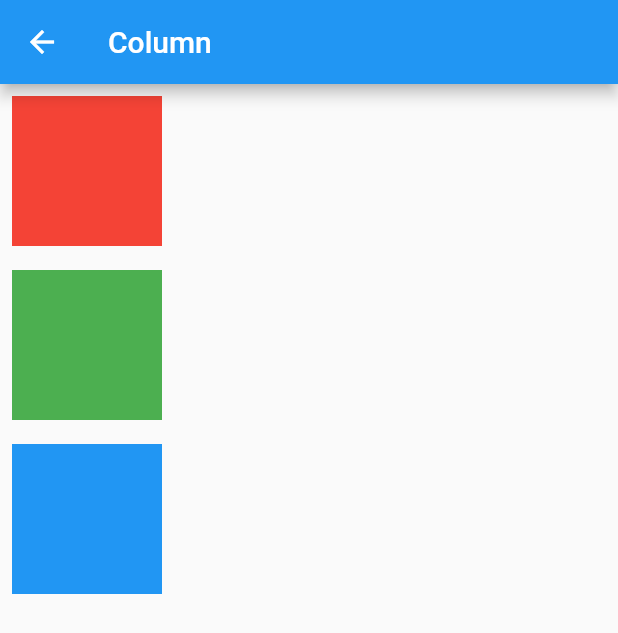
After one commit to karais89/flutter_survival_coding, a Flutter app: the MultiMenu screen opened directly, after a tap on "Column", on a phone screen of 412 x 824 dp. The commit adds this screen. Shown: the top 633 px of the screen. Run offline on Flutter 3.47's test engine with Material 2 defaults, Android fonts, the phone set to English and light mode, and no system bars.

Commit message:
4.2.2 Column

```diff
--- /dev/null
+++ b/chapter04/lib/multi/column_page.dart
@@ -0,0 +1,37 @@
+import 'package:flutter/material.dart';
+
+class ColumnPage extends StatelessWidget {
+  @override
+  Widget build(BuildContext context) {
+    return Scaffold(
+      appBar: AppBar(
+        title: Text('Column'),
+      ),
+      body: Column(
+        children: <Widget>[
+          Container(
+            color: Colors.red,
+            width: 100,
+            height: 100,
+            padding: const EdgeInsets.all(8.0),
+            margin: const EdgeInsets.all(8.0),
+          ),
+          Container(
+            color: Colors.green,
+            width: 100,
+            height: 100,
+            padding: const EdgeInsets.all(8.0),
+            margin: const EdgeInsets.all(8.0),
+          ),
+          Container(
+            color: Colors.blue,
+            width: 100,
+            height: 100,
+            padding: const EdgeInsets.all(8.0),
+            margin: const EdgeInsets.all(8.0),
+          ),
+        ],
+      ),
+    );
+  }
+}
--- a/chapter04/lib/multi/multi_menu.dart
+++ b/chapter04/lib/multi/multi_menu.dart
@@ -1,3 +1,4 @@
+import 'package:chapter04/multi/column_page.dart';
 import 'package:chapter04/multi/container_page.dart';
 import 'package:flutter/material.dart';
 
@@ -19,6 +20,15 @@ class MultiMenu extends StatelessWidget {
               );
             },
           ),
+          ListTile(
+            title: Text('Column'),
+            onTap: () {
+              Navigator.push(
+                context,
+                MaterialPageRoute(builder: (context) => ColumnPage()),
+              );
+            },
+          ),
         ],
       ),
     );
```
